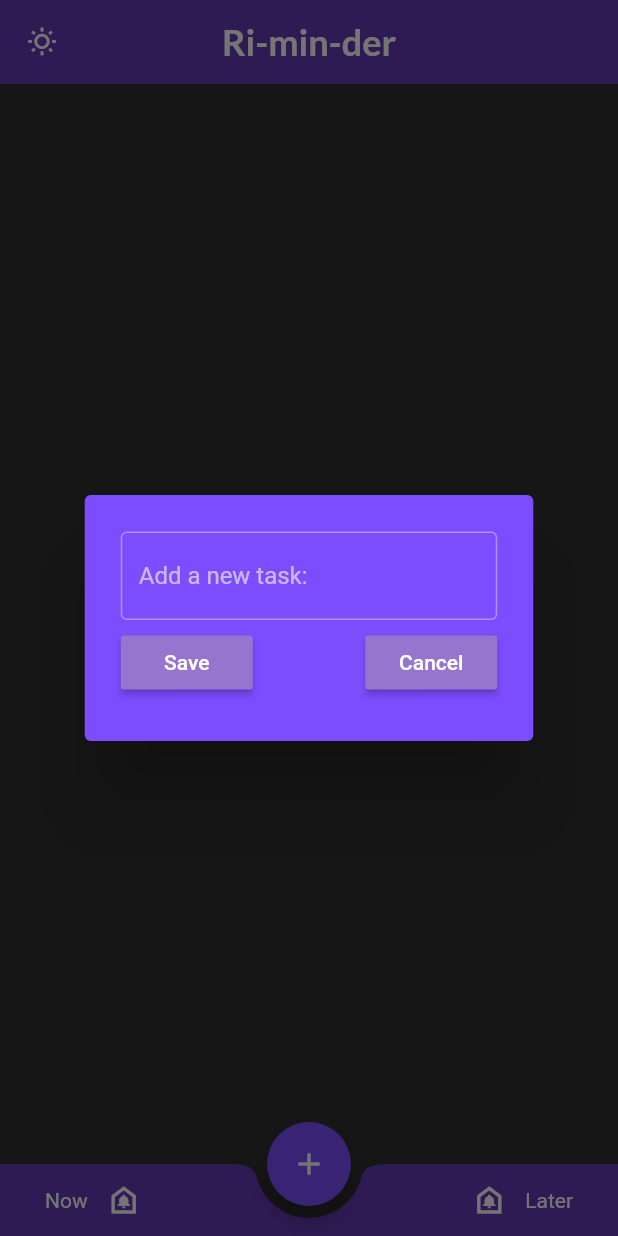
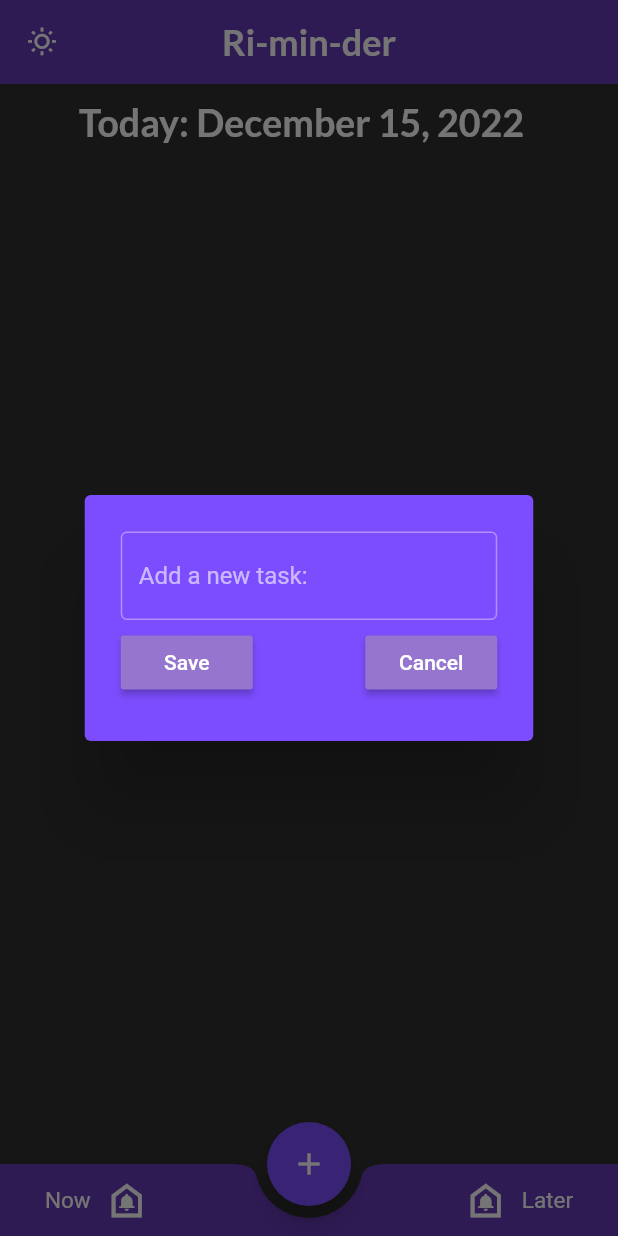
Before and after one commit to 4ntonio-lu/Junior-Project, a Flutter app: the screen it shows after launch, after a tap on the "nightlight round" icon, after a tap on the "add" icon, on a phone screen of 412 x 824 dp. Run offline on Flutter 3.47's test engine with Material 2 defaults, Android fonts, the phone set to English and light mode, and no system bars; our stand-ins replace awesome_notifications, confetti, flutter_slidable, get, get_storage, google_fonts.

Commit message:
added todays date, scrollable list
made task text larger and red on checked. List is scrollable. added todays date with theme applied.

```diff
--- a/lib/my_home_page.dart
+++ b/lib/my_home_page.dart
@@ -84,10 +84,6 @@ class _MyHomePageState extends State<MyHomePage> {
   void initState() {
     super.initState();
     loadReminders();
-    // play confetti
-    confettiController.addListener(() {
-      isPlaying = confettiController.state == ConfettiControllerState.playing;
-    });
     AwesomeNotifications().isNotificationAllowed().then((isAllowed) {
       if (!isAllowed) {
         showDialog(
@@ -141,17 +137,7 @@ class _MyHomePageState extends State<MyHomePage> {
                 child: const Icon(Icons.add)
             ),
           ),
-          body: ListView.builder(
-              itemCount: reminders.length,
-              itemBuilder: (context, index) {
-                return ToDoTile(
-                  reminderName: reminders[index].name,
-                  reminderCompleted: reminders[index].isComplete,
-                  onChanged: (value) => checkBoxChanged,
-                  deleteFunction: (context) => deleteReminder(index),
-                  confettiCtl: confettiController,
-                );
-              }),
+          body: _addAppBody(),
           // bottom nave bar, contains two icons, one for immediate notification, one for a scheduled notification
           floatingActionButtonLocation: FloatingActionButtonLocation.centerDocked,
           bottomNavigationBar: BottomAppBar(
@@ -167,17 +153,14 @@ class _MyHomePageState extends State<MyHomePage> {
                   padding: EdgeInsets.only(left: 30),
                   child: Row(
                   children: [
-                    Text("Now", style: TextStyle(color: Get.isDarkMode ? Colors.deepPurpleAccent[50] : Colors.deepPurple,),),
+                    Text("Now", style: TextStyle(color: Get.isDarkMode ? Colors.deepPurpleAccent[50] : Colors.deepPurple, fontSize: 15),),
                     IconButton(
                       icon: Icon(
                         Icons.doorbell_outlined,
                         color: Get.isDarkMode ? Colors.deepPurpleAccent[50] : Colors.deepPurple,
-
+                        size: 30,
                     ),
                     onPressed: createNotification
-                      //onPressed: () {if(isPlaying) {confettiController.stop();}
-                      //else {confettiController.play();}
-                        //},
                   )
                     ],
                   ),
@@ -191,7 +174,7 @@ class _MyHomePageState extends State<MyHomePage> {
                           icon: Icon(
                             Icons.doorbell_outlined,
                             color: Get.isDarkMode ? Colors.deepPurpleAccent[50] : Colors.deepPurple,
-
+                            size: 30,
                           ),
                           onPressed: () async {
                             NotificationWeekAndTime? pickedSchedule =
@@ -202,7 +185,7 @@ class _MyHomePageState extends State<MyHomePage> {
                             }
                           }
                       ),
-                      Text("Later", style: TextStyle(color: Get.isDarkMode ? Colors.deepPurpleAccent[50] : Colors.deepPurple,),),
+                      Text("Later", style: TextStyle(color: Get.isDarkMode ? Colors.deepPurpleAccent[50] : Colors.deepPurple, fontSize: 15),),
                     ],
                   ),
                 ),
@@ -210,12 +193,6 @@ class _MyHomePageState extends State<MyHomePage> {
             ),
           ),
         ),
-        ConfettiWidget(
-          confettiController: confettiController,
-          shouldLoop: false,
-          blastDirectionality: BlastDirectionality.explosive,
-          numberOfParticles: 50,
-        )
       ],
     );
   }
@@ -257,21 +234,23 @@ class _MyHomePageState extends State<MyHomePage> {
 
   _addDateBar() {
     return Container(
-      margin: const EdgeInsets.only(left: 20, right: 20, top: 10),
+      margin: const EdgeInsets.only(left: 10, right: 20, top: 10),
       child: Row(
-        mainAxisAlignment: MainAxisAlignment.spaceBetween,
+        mainAxisAlignment: MainAxisAlignment.center,
         children: [
           Column(
             crossAxisAlignment: CrossAxisAlignment.start,
             children: [
               Text(
+                "Today: " + DateFormat.yMMMMd().format(DateTime.now()),
+                style: todayStyle,
+              ),
+              /*
+              Text(
                 DateFormat.yMMMMd().format(DateTime.now()),
                 style: subHeadingStyle,
               ),
-              Text(
-                "Today",
-                style: headingStyle,
-              )
+               */
             ],
           ),
         ],
@@ -296,4 +275,33 @@ class _MyHomePageState extends State<MyHomePage> {
       centerTitle: true,
     );
   }
+
+_addAppBody() {
+    return Column(
+      children: [
+        Expanded(
+          flex: 1,
+            child: _addDateBar()),
+        Expanded(
+          flex: 10,
+            child: ListView(
+              children: [
+                SizedBox(
+                  height: 500,
+                  child: ListView.builder(
+                    itemCount: reminders.length,
+                    itemBuilder: (context, index) {
+                      return ToDoTile(
+                        reminderName: reminders[index].name,
+                        reminderCompleted: reminders[index].isComplete,
+                        onChanged: (value) => checkBoxChanged,
+                        deleteFunction: (context) => deleteReminder(index),
+                        confettiCtl: confettiController,
+                      );
+                    }),
+              ),
+            ],),)
+      ],
+    );
+  }
 }
--- a/lib/theme.dart
+++ b/lib/theme.dart
@@ -41,3 +41,11 @@ TextStyle get headingStyle {
           fontWeight: FontWeight.bold,
           color: Get.isDarkMode ? Colors.deepPurpleAccent : Colors.deepPurple));
 }
+
+TextStyle get todayStyle {
+  return GoogleFonts.lato(
+      textStyle: TextStyle(
+          fontSize: 25,
+          fontWeight: FontWeight.bold,
+          color: Get.isDarkMode ? Colors.white : Colors.deepPurple));
+}
```
Also changed, not shown: lib/ToDoTile.dart (+4 -16 lines).
